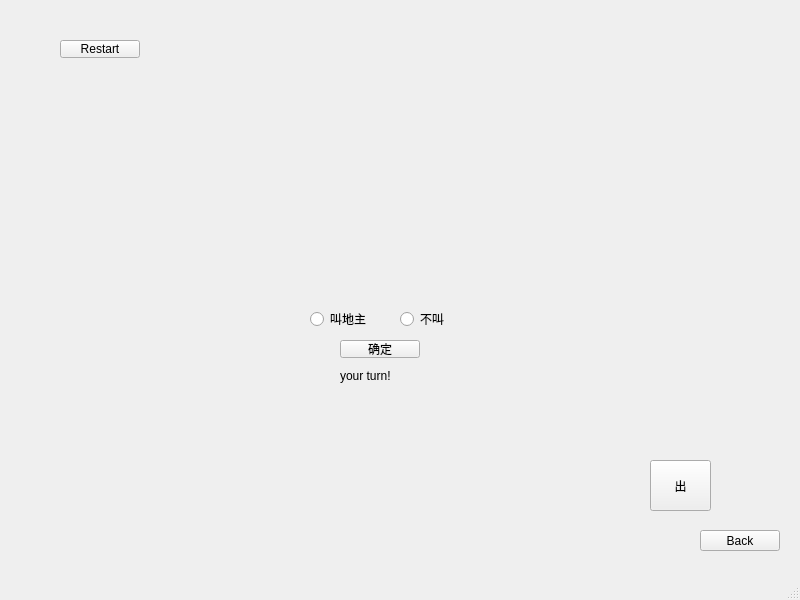
First picture: the form in mainwindow.ui, repository hatttoomma/FightTheLandlord, before the edit.
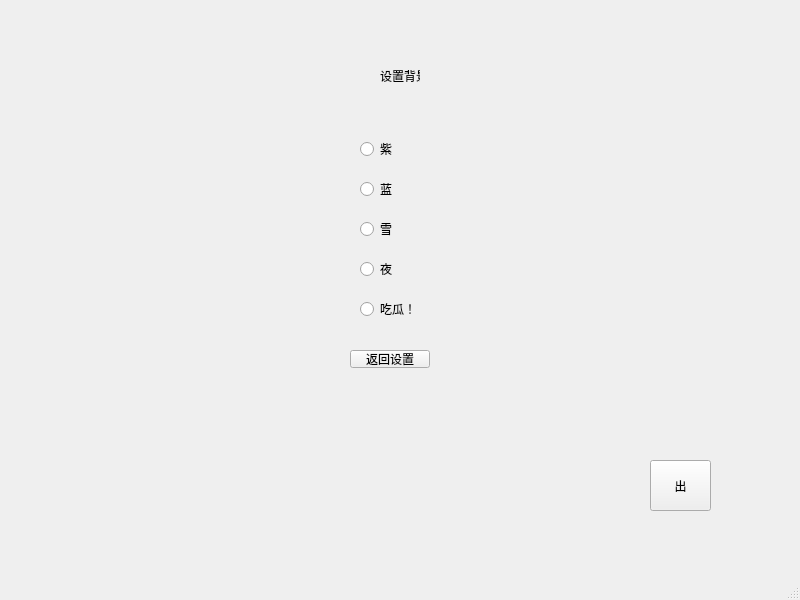
Second picture: the form after the edit.

Diff of the .ui file:
```diff
--- a/mainwindow.ui
+++ b/mainwindow.ui
@@ -24,16 +24,16 @@
      </rect>
     </property>
     <property name="currentIndex">
-     <number>0</number>
+     <number>3</number>
     </property>
     <widget class="QWidget" name="page">
      <widget class="QPushButton" name="Button_Restart">
       <property name="geometry">
        <rect>
-        <x>30</x>
-        <y>20</y>
+        <x>590</x>
+        <y>510</y>
         <width>80</width>
-        <height>18</height>
+        <height>21</height>
        </rect>
       </property>
       <property name="cursor">
@@ -187,6 +187,153 @@
       </property>
      </widget>
     </widget>
+    <widget class="QWidget" name="page_3">
+     <widget class="QLabel" name="label_4">
+      <property name="geometry">
+       <rect>
+        <x>370</x>
+        <y>40</y>
+        <width>40</width>
+        <height>12</height>
+       </rect>
+      </property>
+      <property name="text">
+       <string>设置</string>
+      </property>
+     </widget>
+     <widget class="QPushButton" name="Button_setbackground">
+      <property name="geometry">
+       <rect>
+        <x>340</x>
+        <y>100</y>
+        <width>80</width>
+        <height>18</height>
+       </rect>
+      </property>
+      <property name="text">
+       <string>背景</string>
+      </property>
+     </widget>
+     <widget class="QPushButton" name="Button_setsound">
+      <property name="geometry">
+       <rect>
+        <x>340</x>
+        <y>130</y>
+        <width>80</width>
+        <height>18</height>
+       </rect>
+      </property>
+      <property name="text">
+       <string>声音</string>
+      </property>
+     </widget>
+     <widget class="QPushButton" name="Button_quitsettings">
+      <property name="geometry">
+       <rect>
+        <x>340</x>
+        <y>160</y>
+        <width>80</width>
+        <height>18</height>
+       </rect>
+      </property>
+      <property name="text">
+       <string>返回</string>
+      </property>
+     </widget>
+    </widget>
+    <widget class="QWidget" name="page_4">
+     <widget class="QLabel" name="label_5">
+      <property name="geometry">
+       <rect>
+        <x>350</x>
+        <y>50</y>
+        <width>40</width>
+        <height>12</height>
+       </rect>
+      </property>
+      <property name="text">
+       <string>设置背景</string>
+      </property>
+     </widget>
+     <widget class="QRadioButton" name="radioButton_purple">
+      <property name="geometry">
+       <rect>
+        <x>330</x>
+        <y>120</y>
+        <width>73</width>
+        <height>18</height>
+       </rect>
+      </property>
+      <property name="text">
+       <string>紫</string>
+      </property>
+     </widget>
+     <widget class="QRadioButton" name="radioButton_blue">
+      <property name="geometry">
+       <rect>
+        <x>330</x>
+        <y>160</y>
+        <width>73</width>
+        <height>18</height>
+       </rect>
+      </property>
+      <property name="text">
+       <string>蓝</string>
+      </property>
+     </widget>
+     <widget class="QRadioButton" name="radioButton_snow">
+      <property name="geometry">
+       <rect>
+        <x>330</x>
+        <y>200</y>
+        <width>73</width>
+        <height>18</height>
+       </rect>
+      </property>
+      <property name="text">
+       <string>雪</string>
+      </property>
+     </widget>
+     <widget class="QRadioButton" name="radioButton_night">
+      <property name="geometry">
+       <rect>
+        <x>330</x>
+        <y>240</y>
+        <width>73</width>
+        <height>18</height>
+       </rect>
+      </property>
+      <property name="text">
+       <string>夜</string>
+      </property>
+     </widget>
+     <widget class="QRadioButton" name="radioButton_melon">
+      <property name="geometry">
+       <rect>
+        <x>330</x>
+        <y>280</y>
+        <width>73</width>
+        <height>18</height>
+       </rect>
+      </property>
+      <property name="text">
+       <string>吃瓜！</string>
+      </property>
+     </widget>
+     <widget class="QPushButton" name="pushButton_quitforsettings">
+      <property name="geometry">
+       <rect>
+        <x>320</x>
+        <y>330</y>
+        <width>80</width>
+        <height>18</height>
+       </rect>
+      </property>
+      <property name="text">
+       <string>返回设置</string>
+      </property>
+     </widget>
+    </widget>
    </widget>
    <widget class="QPushButton" name="Button_Playcard">
     <property name="geometry">
```
Left out of the diff: 13 changed lines with no effect on the pictures.
